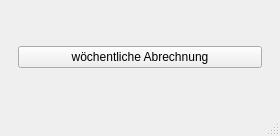
Old version of the form windows_app - Kopie/ui/mainwindow.ui in the repository mad-me/Skripts.
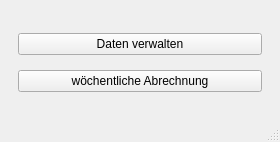
New version of the form. The open tabs and pages were chosen to show the change.

What changed in the file:
```diff
--- a/windows_app - Kopie/ui/mainwindow.ui
+++ b/windows_app - Kopie/ui/mainwindow.ui
@@ -2,12 +2,20 @@
 <ui version="4.0">
  <class>MainWindow</class>
  <widget class="QMainWindow" name="MainWindow">
+  <property name="geometry">
+   <rect>
+    <x>0</x>
+    <y>0</y>
+    <width>197</width>
+    <height>119</height>
+   </rect>
+  </property>
   <property name="windowTitle">
    <string>MainWindow</string>
   </property>
   <widget class="QWidget" name="centralwidget">
    <layout class="QGridLayout" name="gridLayout">
-    <item row="0" column="0" rowspan="2">
+    <item row="1" column="0" rowspan="2">
      <widget class="QStackedWidget" name="stackedWidget">
       <property name="enabled">
        <bool>true</bool>
@@ -19,11 +27,18 @@
        <number>0</number>
       </property>
       <property name="currentIndex">
-       <number>1</number>
+       <number>0</number>
       </property>
       <widget class="QWidget" name="page">
        <layout class="QGridLayout" name="gridLayout_3">
-        <item row="0" column="0">
+        <item row="2" column="1">
+         <widget class="QPushButton" name="btnDbUebersicht">
+          <property name="text">
+           <string>Daten verwalten</string>
+          </property>
+         </widget>
+        </item>
+        <item row="3" column="1">
          <widget class="QPushButton" name="weeklyButton">
           <property name="text">
            <string>wöchentliche Abrechnung</string>
@@ -61,6 +76,16 @@
       </widget>
      </widget>
     </item>
+    <item row="0" column="0">
+     <widget class="QFrame" name="costumTitelBar">
+      <property name="frameShape">
+       <enum>QFrame::Shape::StyledPanel</enum>
+      </property>
+      <property name="frameShadow">
+       <enum>QFrame::Shadow::Raised</enum>
+      </property>
+     </widget>
+    </item>
    </layout>
   </widget>
   <widget class="QStatusBar" name="statusbar"/>
```
